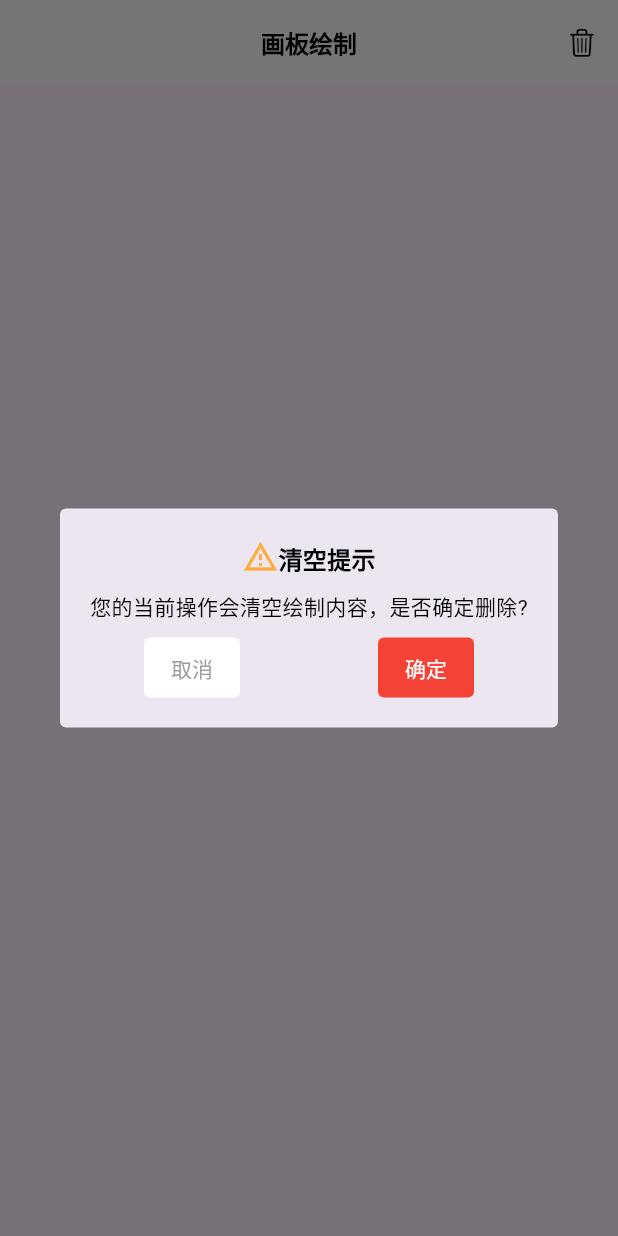
After one commit to JohnnieEric/flutter_learn, a Flutter app: the screen it shows after launch, after a tap on an icon or button, on a phone screen of 412 x 824 dp. The commit adds this screen. Run offline on Flutter 3.47's test engine with Material 3 defaults, Android fonts, the phone set to English and light mode, and no system bars; missing offline and left inert: flame_audio.

Commit message:
set up the drawing page 1.set up basic page,learn CustomPaint and customized PaperPainter component 2.learn to customized dialog

```diff
--- /dev/null
+++ b/lib/conform_dialog.dart
@@ -0,0 +1,89 @@
+import 'package:flutter/material.dart';
+
+class ConformDialog extends StatelessWidget {
+  final String title;
+  final String msg;
+  final VoidCallback? onConform;
+  final VoidCallback? onCancel;
+
+  const ConformDialog(
+      {required this.title,
+      required this.msg,
+      this.onConform,
+      this.onCancel,
+      super.key});
+
+  @override
+  Widget build(BuildContext context) {
+    return Dialog(
+      shape: RoundedRectangleBorder(borderRadius: BorderRadius.circular(4.0)),
+      child: Padding(
+        padding: const EdgeInsets.all(20.0),
+        child: Column(
+          crossAxisAlignment: CrossAxisAlignment.start,
+          mainAxisSize: MainAxisSize.min,
+          children: [
+            Container(
+              alignment: Alignment.center,
+              child: _buildTitle(),
+            ),
+            const SizedBox(
+              height: 10,
+            ),
+            Text(
+              msg,
+              style: const TextStyle(color: Colors.black),
+            ),
+            const SizedBox(
+              height: 10,
+            ),
+            _buildBottom()
+          ],
+        ),
+      ),
+    );
+  }
+
+  Widget _buildTitle() {
+    return Text.rich(TextSpan(
+        style: const TextStyle(
+            fontSize: 16, color: Colors.black, fontWeight: FontWeight.bold),
+        children: [
+          const WidgetSpan(
+              child: Icon(Icons.warning_amber_outlined,
+                  color: Colors.orangeAccent)),
+          TextSpan(
+              text: title,
+              style: const TextStyle(
+                  color: Colors.black, fontWeight: FontWeight.bold)),
+        ]));
+  }
+
+  Widget _buildBottom() {
+    return Row(
+      mainAxisAlignment: MainAxisAlignment.spaceEvenly,
+      children: [
+        _buildButton('取消', Colors.white, Colors.grey, onCancel),
+        const SizedBox(width: 20),
+        _buildButton('确定', Colors.red, Colors.white, onConform),
+      ],
+    );
+  }
+
+  Widget _buildButton(String content, Color backgroundColor,
+      Color buttonTextColor, VoidCallback? callback) {
+    TextStyle buttonTextStyle = TextStyle(color: buttonTextColor);
+    return Container(
+      height: 40,
+      decoration: BoxDecoration(
+          borderRadius: BorderRadius.circular(4.0), color: backgroundColor),
+      child: TextButton(
+        onPressed: callback,
+        child: Text(
+          content,
+          style: buttonTextStyle,
+        ),
+      ),
+    );
+  }
+}
--- /dev/null
+++ b/lib/drawing/bean/line.dart
@@ -0,0 +1,9 @@
+import 'package:flutter/material.dart';
+
+class Line {
+  List<Offset> points;
+  Color color;
+  double strokeWidth;
+
+  Line({required this.points, this.color = Colors.black, this.strokeWidth = 1});
+}
--- /dev/null
+++ b/lib/drawing/drawing_page.dart
@@ -0,0 +1,106 @@
+import 'package:flutter/cupertino.dart';
+import 'package:flutter/material.dart';
+import 'package:flutter_learn_demo/drawing/bean/line.dart';
+import 'package:flutter_learn_demo/drawing/paper_painter.dart';
+
+import '../conform_dialog.dart';
+
+// 用户点击清除时，清空线列表。
+// 用户可以通过交互选择颜色，更新颜色激活索引。
+// 用户可以通过交互选择线宽，更新线宽激活索引
+class DrawingPage extends StatefulWidget {
+  const DrawingPage({super.key});
+
+  @override
+  State<StatefulWidget> createState() {
+    return _DrawingPageState();
+  }
+}
+
+class _DrawingPageState extends State<DrawingPage> {
+  final List<Line> _lines = [];
+
+  final List<Color> supportColors = [
+    Colors.black,
+    Colors.red,
+    Colors.orange,
+    Colors.yellow,
+    Colors.green,
+    Colors.blue,
+    Colors.indigo,
+    Colors.purple
+  ];
+
+  final List<double> supportStrokeWidths = [1, 2, 4, 6, 8, 10];
+
+  @override
+  Widget build(BuildContext context) {
+    return Scaffold(
+        appBar: AppBar(
+          elevation: 0,
+          /**
+           * systemOverlayStyle修改状态栏
+           */
+          titleTextStyle: const TextStyle(
+              color: Colors.black, fontSize: 16, fontWeight: FontWeight.bold),
+          title: const Text('画板绘制'),
+          iconTheme: const IconThemeData(color: Colors.black),
+          backgroundColor: Colors.white,
+          centerTitle: true,
+          actions: [
+            IconButton(
+                onPressed: _showClearDialog,
+                icon: const Icon(
+                  CupertinoIcons.delete,
+                  color: Colors.black,
+                  size: 20,
+                ))
+          ],
+        ),
+        body: GestureDetector(
+          /***
+           * 监听用户开始拖拽
+           */
+          onPanStart: _onPanStart,
+          /**
+           * 监听用户拖拽中
+           */
+          onPanUpdate: _onPanUpdate,
+          child: CustomPaint(
+            painter: PaperPainter(lines: _lines),
+            child: ConstrainedBox(
+              constraints: const BoxConstraints.expand(),
+            ),
+          ),
+        ));
+  }
+
+  ///用户开始拖拽开始时，需要创建 Line 对象，加入线列表。
+  void _onPanStart(DragStartDetails details) {
+    _lines.add(Line(points: [details.localPosition]));
+  }
+
+  // 用户拖拽过程中，将触点添加到线列表最后一条线中。
+  void _onPanUpdate(DragUpdateDetails details) {
+    _lines.last.points.add(details.localPosition);
+    setState(() {});
+  }
+
+  void _showClearDialog() {
+    showDialog(
+        context: context,
+        builder: (context) =>
+            ConformDialog(
+              title: '清空提示',
+              msg: '您的当前操作会清空绘制内容，是否确定删除?',
+              onConform: _clear,
+              onCancel: () => Navigator.pop(context),
+            ));
+  }
+
+  void _clear() {
+    _lines.clear();
+    Navigator.pop(context);
+    setState(() {});
+  }
+}
--- /dev/null
+++ b/lib/drawing/paper_painter.dart
@@ -0,0 +1,41 @@
+import 'dart:ui';
+
+import 'package:flutter/material.dart';
+
+import 'bean/line.dart';
+
+class PaperPainter extends CustomPainter {
+  late Paint _paint;
+  final List<Line> lines;
+
+  PaperPainter({required this.lines}) {
+    _paint = Paint();
+    _paint.style = PaintingStyle.stroke;
+    _paint.strokeCap = StrokeCap.round;
+  }
+
+  @override
+  void paint(Canvas canvas, Size size) {
+    for (int i = 0; i < lines.length; i++) {
+      _drawLine(canvas, lines[i]);
+    }
+  }
+
+  void _drawLine(Canvas canvas, Line line) {
+    _paint.color = line.color;
+    _paint.strokeWidth = line.strokeWidth;
+    /***
+     * PointMode.points绘制单独的点
+     * PointMode.lines将点分为若干对，每对练成线
+     * PointMode.polygon将点都连成线
+     */
+    canvas.drawPoints(PointMode.polygon, line.points, _paint);
+  }
+
+  ///是否有必要重绘，如果外部状态不会改变我们，则返回false
+  ///当前为手绘板，外部手指移动会影响我们绘制，所以应该返回true重绘
+  @override
+  bool shouldRepaint(covariant CustomPainter oldDelegate) {
+    return true;
+  }
+}
--- a/lib/main.dart
+++ b/lib/main.dart
@@ -1,7 +1,9 @@
 import 'package:flutter/material.dart';
-import 'package:flutter_learn_demo/counter/counter_page.dart';
-import 'package:flutter_learn_demo/guess/guess_page.dart';
-import 'package:flutter_learn_demo/templeblock/temple_block_page.dart';
+// import 'package:flutter_learn_demo/counter/counter_page.dart';
+// import 'package:flutter_learn_demo/guess/guess_page.dart';
+// import 'package:flutter_learn_demo/templeblock/temple_block_page.dart';
+
+import 'drawing/drawing_page.dart';
 
 void main() {
   runApp(const MyApp());
@@ -38,8 +40,9 @@ class MyApp extends StatelessWidget {
         useMaterial3: true,
         primaryColor: Colors.white,
       ),
-      // home: const GuessPage(title: '猜数字'),
-      home: const TempleBlockPage(),
+      // home: const GuessPage(title: '猜
+      // 数字'),
+      home: const DrawingPage(),
     );
   }
 }
```
